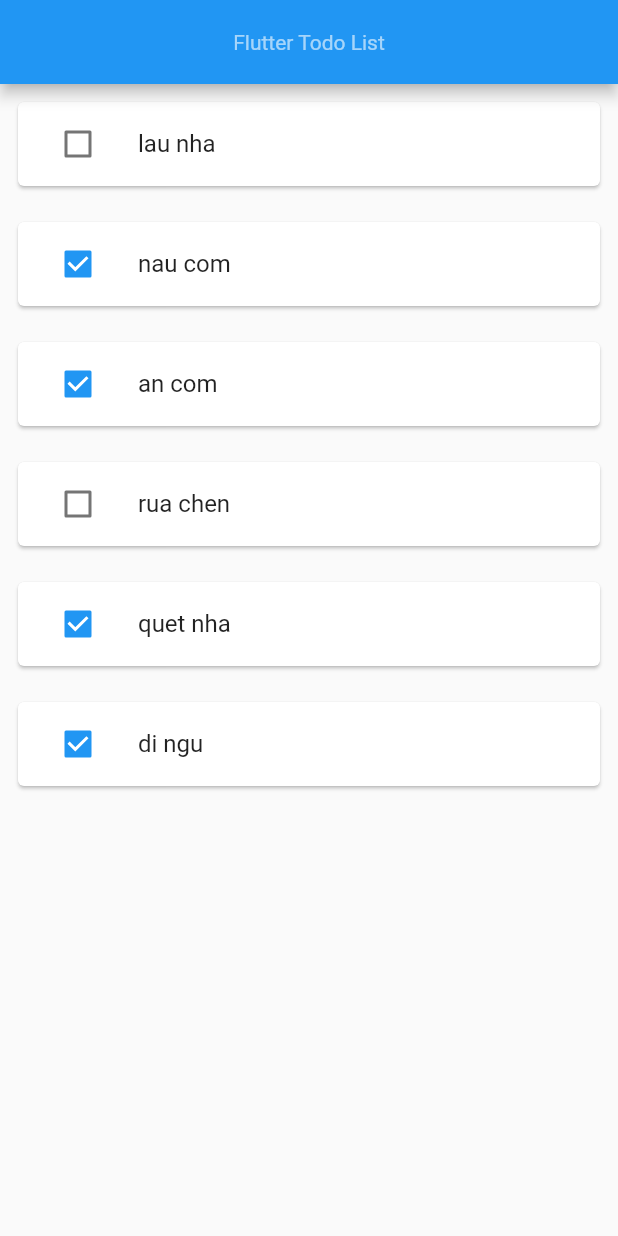
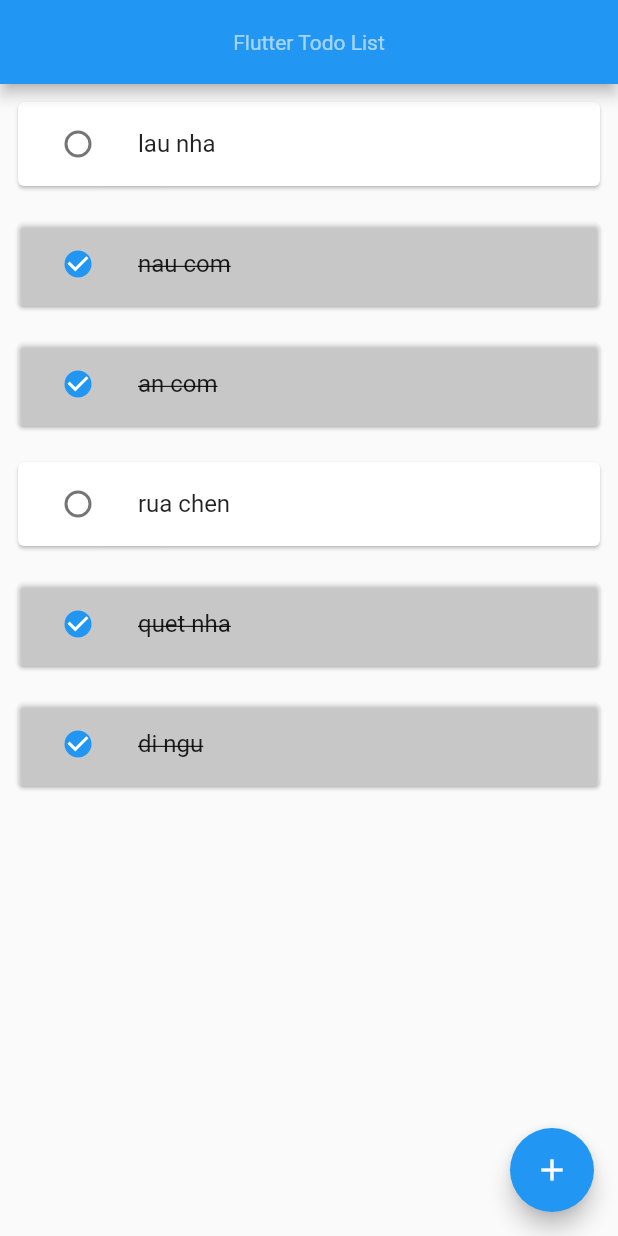
Before and after one commit to doibanchan1997/flutter, a Flutter app: the screen it shows after launch, on a phone screen of 412 x 824 dp. Run offline on Flutter 3.47's test engine with Material 2 defaults, Android fonts, the phone set to English and light mode, and no system bars.

Commit message:
add feature create todo list

```diff
--- a/lib/widgetPage/todo_list_page.dart
+++ b/lib/widgetPage/todo_list_page.dart
@@ -18,6 +18,14 @@ class _TodoListPage extends State<TodoListPage> {
     {'content': "di ngu", 'isDone': true},
   ];
 
+  bool flagAddTodo = false;
+
+  void _addTodoList() {
+    setState(() {
+      flagAddTodo = !flagAddTodo;
+    });
+  }
+
   void _updateState(index) {
     var target = todo
         .firstWhere((element) => element['content'] == todo[index]['content']);
@@ -25,6 +33,38 @@ class _TodoListPage extends State<TodoListPage> {
       target["isDone"] = !target["isDone"];
     }
     setState(() {});
+  }
+
+  Widget _listTodo() {
+    return ListView.builder(
+        itemCount: todo.length,
+        itemBuilder: (BuildContext context, int index) {
+          return Padding(
+            padding: const EdgeInsets.all(8),
+            child: Card(
+              color: todo[index]['isDone'] ? Colors.white24 : Colors.white,
+              child: ListTile(
+                onTap: () => {_updateState(index)},
+                leading: Checkbox(
+                  value: todo[index]['isDone'],
+                  onChanged: (e) => {},
+                  shape: const CircleBorder(),
+                ),
+                title: Text(
+                  todo[index]['content'],
+                  style: TextStyle(
+                      decoration: todo[index]['isDone']
+                          ? TextDecoration.lineThrough
+                          : TextDecoration.none),
+                ),
+              ),
+            ),
+          );
+        });
+  }
+
+  Widget _createTodo() {
+    return Text('Create Todo');
   }
 
   @override
@@ -37,22 +77,53 @@ class _TodoListPage extends State<TodoListPage> {
           color: Colors.white60,
         ),
       ),
-        body: ListView.builder(
-            itemCount: todo.length,
-            itemBuilder: (BuildContext context, int index) {
-              return Padding(
-                padding: const EdgeInsets.all(8),
-                child: Card(
-                  child: ListTile(
-                    onTap: () => {_updateState(index)},
-                    leading: Checkbox(
-                      value: todo[index]['isDone'],
-                      onChanged: (e) => {},
+      body: Container(
+        child: Stack(
+          alignment: Alignment.center,
+          children: <Widget>[
+            Container(
+              child: _listTodo(),
             ),
-                    title: Text(todo[index]['content']),
+            Visibility(
+                visible: flagAddTodo,
+                child: GestureDetector(
+                  onTap: () => {_addTodoList()},
+                  child: Positioned(
+                      top: 0,
+                      bottom: 0,
+                      left: 0,
+                      right: 0,
+                      child: Container(
+                        decoration: const BoxDecoration(
+                          color: Colors.black45,
+                        ),
+                      )),
+                )),
+            Visibility(
+                visible: flagAddTodo,
+                child: Positioned(
+                    bottom: 0,
+                    left: 0,
+                    right: 0,
+                    child: Container(
+                      decoration: const BoxDecoration(
+                        borderRadius: BorderRadius.only(
+                            topLeft: Radius.circular(50),
+                            topRight: Radius.circular(50)),
+                        color: Colors.white,
+                      ),
+                      height: 500,
+                      padding: const EdgeInsets.all(5.0),
+                      alignment: Alignment.bottomCenter,
+                      child: _createTodo(),
+                    )))
+          ],
         ),
       ),
+      floatingActionButton: FloatingActionButton(
+        child: Icon(Icons.add),
+        onPressed: () => {_addTodoList()},
+      ),
     );
-            }));
   }
 }
```
Also changed, not shown: package-lock.json (added). Lines whose indentation alone changed are shown as unchanged.
